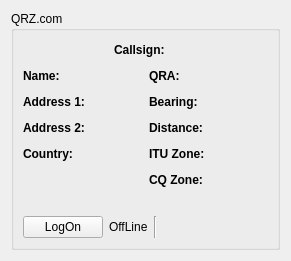
First picture: the form in mqt/MqtLogger/qrzdisplayframe.ui, repository Rsclub22/Minos2-Mirror, before the edit.
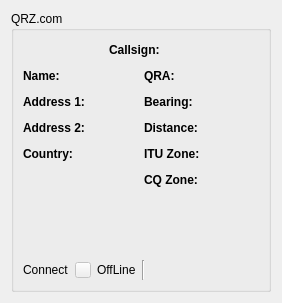
Second picture: the form after the edit.

Commit message: fix logon button in qrzserver so it actually logs on when pressed, change size of connect button in qrzserver client so it is more conistent with other frames.

The edit to the form file:
```diff
--- a/mqt/MqtLogger/qrzdisplayframe.ui
+++ b/mqt/MqtLogger/qrzdisplayframe.ui
@@ -6,8 +6,8 @@
    <rect>
     <x>0</x>
     <y>0</y>
-    <width>291</width>
-    <height>261</height>
+    <width>282</width>
+    <height>303</height>
    </rect>
   </property>
   <property name="windowTitle">
@@ -450,11 +450,34 @@
         <item>
          <layout class="QHBoxLayout" name="horizontalLayout_13">
           <item>
+           <layout class="QHBoxLayout" name="horizontalLayout_9">
+            <item>
+             <widget class="QLabel" name="label_11">
+              <property name="text">
+               <string>Connect</string>
+              </property>
+             </widget>
+            </item>
+            <item>
            <widget class="QPushButton" name="logOnStatusPb">
+              <property name="enabled">
+               <bool>false</bool>
+              </property>
+              <property name="maximumSize">
+               <size>
+                <width>16</width>
+                <height>16</height>
+               </size>
+              </property>
+              <property name="focusPolicy">
+               <enum>Qt::NoFocus</enum>
+              </property>
             <property name="text">
-             <string>LogOn</string>
-            </property>
-           </widget>
+               <string/>
+              </property>
+             </widget>
+            </item>
+           </layout>
           </item>
           <item>
            <widget class="QLabel" name="off_onLineText">
```
Lines whose indentation alone changed are shown as unchanged. The commit also changes 3 other files.
